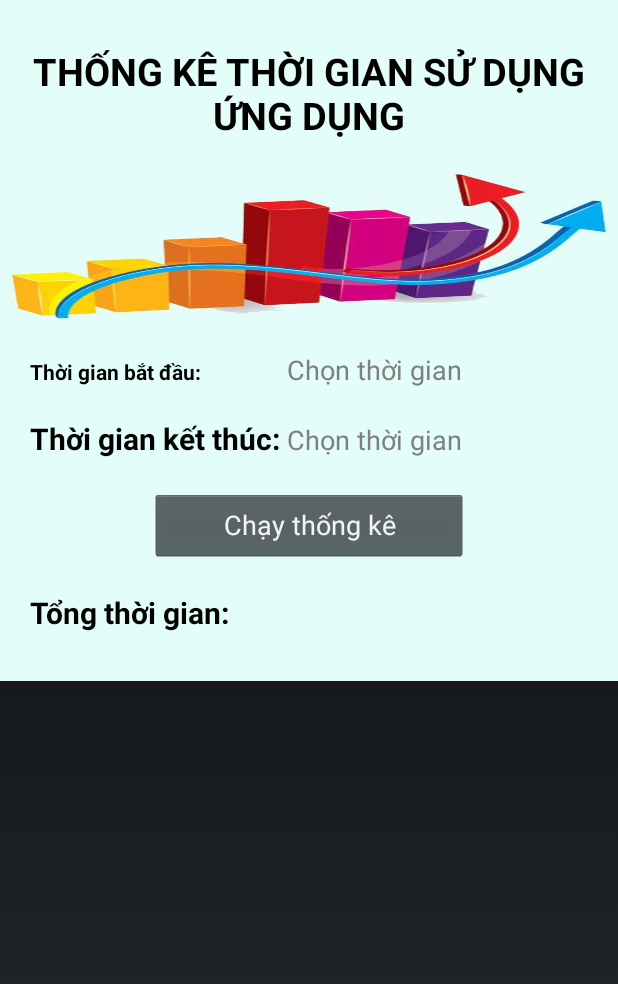
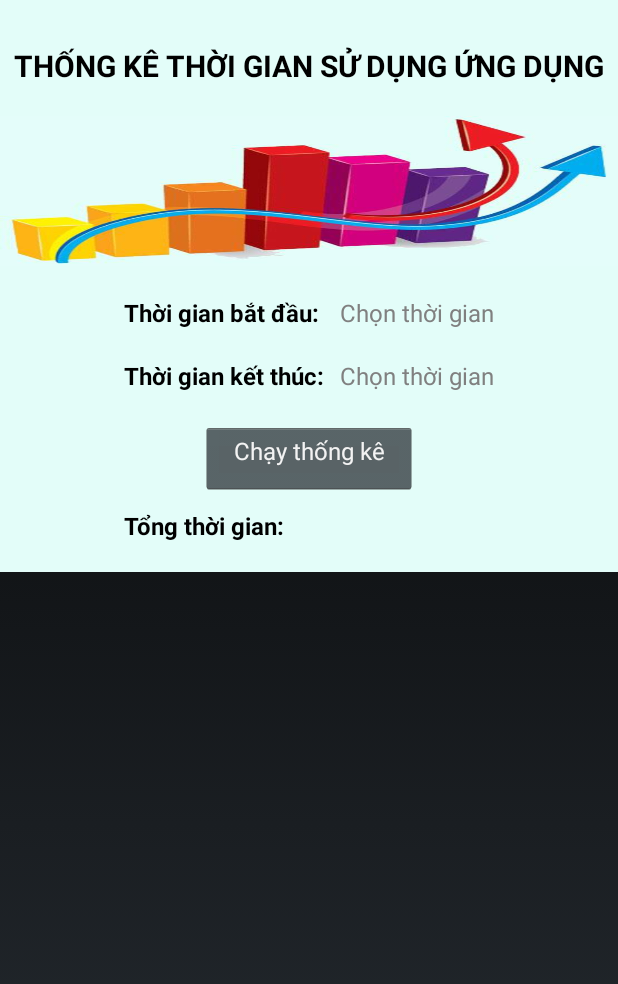
Before and after one commit to maung000/UsageStatistics_US, an Android app: the layout dialog_statitics.xml on its own in the app's theme, with its tools: preview values and no code run, on a phone screen of 412 x 824 dp. Shown: the top 984 px of the screen. Run offline under Robolectric (Android 15) with nearby library versions, the phone set to English and light mode, and no system bars.

```diff
--- a/src/main/java/ca/mimic/usagestatistics/RecyclerViewAdapter.java
+++ b/src/main/java/ca/mimic/usagestatistics/RecyclerViewAdapter.java
@@ -84,6 +84,7 @@ public class RecyclerViewAdapter extends RecyclerView.Adapter<RecyclerViewAdapte
             }
 
         }
+        db.close();
     }
 
     @Override
--- a/src/main/res/layout-v26/dialog_statitics.xml
+++ b/src/main/res/layout-v26/dialog_statitics.xml
@@ -53,7 +53,7 @@
                         android:layout_width="wrap_content"
                         android:layout_height="match_parent"
                         android:background="#e3fdf9"
-                        android:hint=" Chọn thời gian"
+                        android:hint="Chọn thời gian"
                         android:textSize="16sp"
                         android:textColor="#000000" />
                 </TableRow>
@@ -78,7 +78,7 @@
                         android:layout_width="wrap_content"
                         android:layout_height="wrap_content"
                         android:background="#e3fdf9"
-                        android:hint=" Chọn thời gian "
+                        android:hint="Chọn thời gian"
                         android:textSize="16sp"
                         android:textColor="#000000" />
 
--- a/src/main/res/layout/dialog_statitics.xml
+++ b/src/main/res/layout/dialog_statitics.xml
@@ -1,17 +1,16 @@
 
 <RelativeLayout xmlns:android="http://schemas.android.com/apk/res/android"
-     android:layout_height="500dp"
+    android:layout_height="wrap_content"
     android:layout_width="match_parent">
     <ScrollView
-            android:layout_width="fill_parent"
-            android:layout_height="fill_parent"
+        android:layout_width="match_parent"
+        android:layout_height="wrap_content"
         android:scrollbars="vertical">
 
         <TableLayout
-                android:layout_width="fill_parent"
+            android:layout_width="match_parent"
             android:layout_height="wrap_content"
-                android:background="#e3fdf9"
-                android:orientation="vertical">
+            android:background="#e3fdf9">
 
             <TextView
 
@@ -22,8 +21,8 @@
                 android:gravity="center"
                 android:text="THỐNG KÊ THỜI GIAN SỬ DỤNG ỨNG DỤNG"
                 android:textColor="#000000"
-                    android:textSize="25sp"
-                    android:textStyle="bold"/>
+                android:textSize="20sp"
+                android:textStyle="bold" />
 
             <ImageView
                 android:id="@+id/imageView2"
@@ -34,44 +33,44 @@
 
             <TableRow
                 android:layout_width="match_parent"
-                    android:layout_height="wrap_content"
-                    android:layout_marginLeft="20dp"
+                android:layout_height="match_parent"
                 android:layout_marginTop="20dp"
-                    android:layout_marginRight="20dp">
+                android:gravity="center_horizontal">
 
                 <TextView
-
                     android:id="@+id/name_dayStart"
                     android:layout_width="match_parent"
-                        android:layout_height="wrap_content"
-                        android:text="Thời gian bắt đầu:"
+                    android:layout_height="match_parent"
+                    android:autoSizeMaxTextSize="40sp"
+                    android:autoSizeMinTextSize="16sp"
+                    android:autoSizeTextType="uniform"
+                    android:text="Thời gian bắt đầu:        "
                     android:textColor="#000000"
-                        android:textStyle="bold"
-
-                        android:autoSizeTextType="uniform"/>
+                    android:textStyle="bold" />
 
                 <EditText
                     android:id="@+id/dayStart"
                     android:layout_width="wrap_content"
-                        android:layout_height="wrap_content"
+                    android:layout_height="match_parent"
                     android:background="#e3fdf9"
-                        android:hint=" Chọn thời gian "
+                    android:hint="Chọn thời gian"
+                    android:textSize="16sp"
                     android:textColor="#000000" />
-
-
             </TableRow>
 
             <TableRow
-                    android:layout_marginLeft="20dp"
-                    android:layout_marginTop="20dp">
+                android:layout_marginTop="20dp"
+                android:gravity="center_horizontal">
 
                 <TextView
                     android:id="@+id/name_dayEnd"
-                        android:layout_width="wrap_content"
-                        android:layout_height="wrap_content"
-                        android:text="Thời gian kết thúc:"
+                    android:layout_width="match_parent"
+                    android:layout_height="match_parent"
+                    android:autoSizeMaxTextSize="40sp"
+                    android:autoSizeMinTextSize="16sp"
+                    android:autoSizeTextType="uniform"
+                    android:text="Thời gian kết thúc:        "
                     android:textColor="#000000"
-                        android:textSize="20sp"
                     android:textStyle="bold" />
 
                 <EditText
@@ -79,42 +78,46 @@
                     android:layout_width="wrap_content"
                     android:layout_height="wrap_content"
                     android:background="#e3fdf9"
-                        android:hint=" Chọn thời gian "
+                    android:hint="Chọn thời gian"
+                    android:textSize="16sp"
                     android:textColor="#000000" />
 
             </TableRow>
 
+            <TableRow
+                android:layout_marginTop="20dp"
+                android:gravity="center_horizontal">
                 <Button
                     android:id="@+id/btn_statitic"
                     android:layout_width="wrap_content"
                     android:layout_height="wrap_content"
-                    android:layout_marginLeft="100dp"
-                    android:layout_marginRight="100dp"
-                    android:layout_marginTop="20dp"
-                    android:text="Chạy thống kê" />
-
+                    android:gravity="center_horizontal"
+                    android:text="Chạy thống kê"
+                    android:textSize="16sp"/>
+            </TableRow>
 
             <TableRow
-                    android:layout_marginBottom="30dp"
-                    android:layout_marginLeft="20dp"
-                    android:layout_marginTop="20dp">
+                android:layout_marginBottom="20dp"
+                android:gravity="center_horizontal"
+                android:layout_marginTop="10dp">
 
                 <TextView
                     android:id="@+id/name_sum_time"
-                        android:layout_width="135dp"
-                        android:layout_height="wrap_content"
+                    android:layout_width="match_parent"
+                    android:layout_height="match_parent"
+                    android:autoSizeMaxTextSize="40sp"
+                    android:autoSizeMinTextSize="16sp"
+                    android:autoSizeTextType="uniform"
                     android:text="Tổng thời gian:"
                     android:textColor="#000000"
-                        android:textSize="20sp"
                     android:textStyle="bold" />
 
                 <EditText
                     android:id="@+id/sum_time"
-                        android:layout_width="64dp"
+                    android:layout_width="wrap_content"
                     android:layout_height="wrap_content"
-                        android:width="10dp"
-                        android:height="30dp"
                     android:background="#e3fdf9"
+                    android:textSize="16sp"
                     android:textColor="#000000" />
             </TableRow>
 
```
Also changed, not shown: src/main/java/ca/mimic/usagestatistics/Settings.java (+40 -9 lines), src/main/java/ca/mimic/usagestatistics/Usage.java (+86 -23 lines), src/main/java/ca/mimic/usagestatistics/UsageRowAdapter.java (+11 -6 lines), 229 other files. Lines whose indentation alone changed are shown as unchanged.
